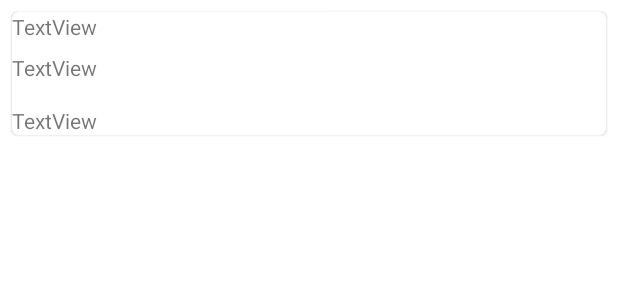
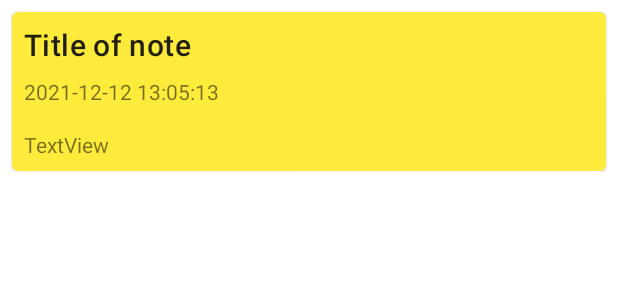
Before and after one commit to SLedolter/NoteToDo, an Android app: the layout note_default_base.xml on its own in the app's theme, with its tools: preview values and no code run, on a phone screen of 412 x 824 dp. Shown: the top 300 px of the screen. Run offline under Robolectric (Android 15) with nearby library versions, the phone set to English and light mode, and no system bars.

Commit message:
SL: added default background color to note; added color to res file; changed date format for displaying

```diff
--- a/app/src/main/java/at/sledolter/note_todo/adapter/BaseNoteAdapter.kt
+++ b/app/src/main/java/at/sledolter/note_todo/adapter/BaseNoteAdapter.kt
@@ -8,6 +8,7 @@ import android.widget.TextView
 import androidx.recyclerview.widget.RecyclerView
 import at.sledolter.note_todo.R
 import at.sledolter.note_todo.models.BaseNote
+import java.time.format.DateTimeFormatter
 
 class BaseNoteAdapter(private val context: Context, private val notesList: List<BaseNote>) :
     RecyclerView.Adapter<BaseNoteAdapter.BaseNoteHolder>() {
@@ -27,7 +28,10 @@ class BaseNoteAdapter(private val context: Context, private val notesList: List<
     override fun onBindViewHolder(holder: BaseNoteHolder, position: Int) {
         val note = notesList[position]
         holder.note_title.text = note.title
-        holder.note_creation_date.text = note.creation_date.toString()
+        // ToDo: split date and time for displaying (only)
+        holder.note_creation_date.text = note.creation_date.format(
+            DateTimeFormatter.ofPattern("dd.mm.yyyy, hh:mm:ss")
+        ).toString()
         holder.note_content.text = note.content
     }
 
--- a/app/src/main/res/layout/note_default_base.xml
+++ b/app/src/main/res/layout/note_default_base.xml
@@ -3,17 +3,21 @@
     xmlns:app="http://schemas.android.com/apk/res-auto"
     android:layout_width="match_parent"
     android:layout_height="wrap_content"
-    android:layout_margin="8dp">
+    xmlns:tools="http://schemas.android.com/tools"
+    android:layout_margin="8dp"
+    app:cardBackgroundColor="@color/note_background_default">
 
     <androidx.constraintlayout.widget.ConstraintLayout
         android:layout_width="match_parent"
-        android:layout_height="match_parent">
+        android:layout_height="match_parent"
+        android:layout_margin="8dp">
 
         <TextView
             android:id="@+id/txt_note_title"
             android:layout_width="wrap_content"
             android:layout_height="wrap_content"
-            android:text="TextView"
+            tools:text="Title of note"
+            android:textAppearance="@style/TextAppearance.MaterialComponents.Headline6"
             app:layout_constraintStart_toStartOf="parent"
             app:layout_constraintTop_toTopOf="parent" />
 
@@ -22,7 +26,7 @@
             android:layout_width="wrap_content"
             android:layout_height="wrap_content"
             android:layout_marginTop="8dp"
-            android:text="TextView"
+            tools:text="2021-12-12 13:05:13"
             app:layout_constraintStart_toStartOf="parent"
             app:layout_constraintTop_toBottomOf="@+id/txt_note_title" />
 
--- a/app/src/main/res/values/colors.xml
+++ b/app/src/main/res/values/colors.xml
@@ -7,4 +7,5 @@
     <color name="teal_700">#FF018786</color>
     <color name="black">#FF000000</color>
     <color name="white">#FFFFFFFF</color>
+    <color name="note_background_default">#FFEB3B</color>
 </resources>
```
